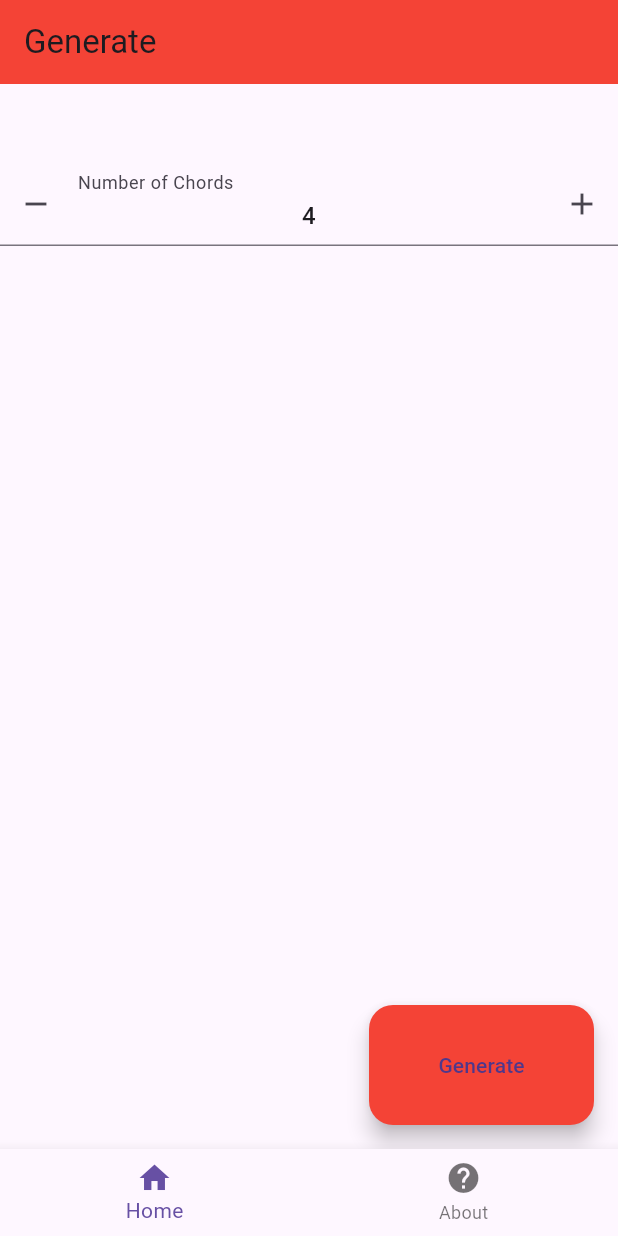
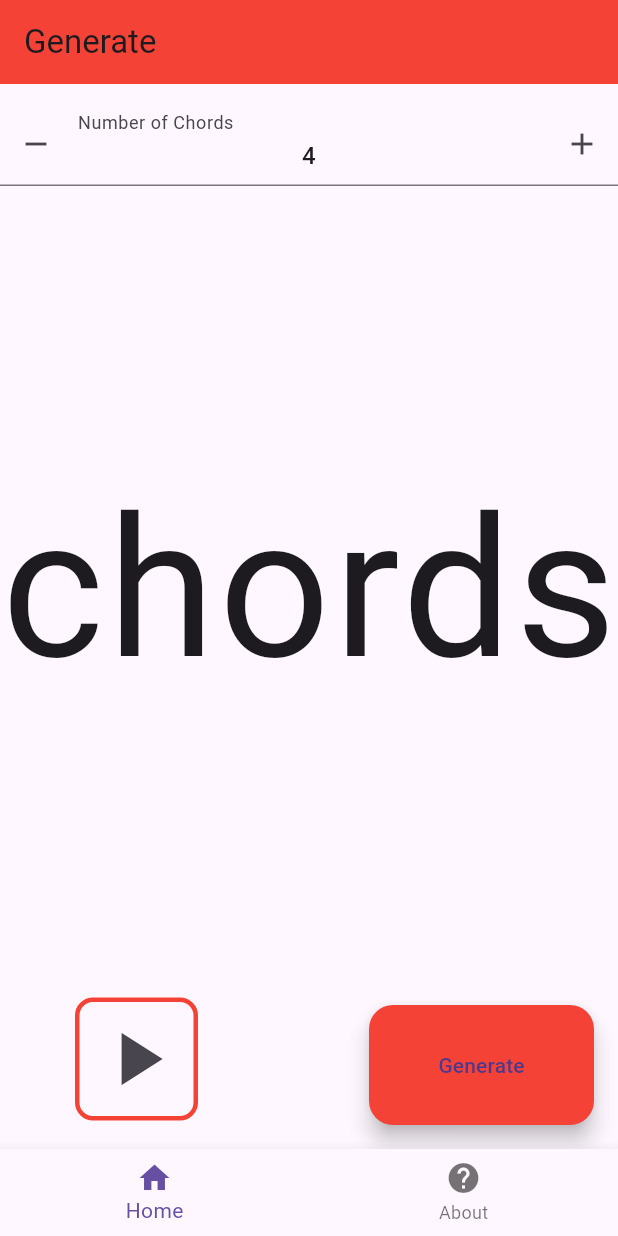
Before and after one commit to Jernemies/ChordGenTool, a Flutter app: the screen it shows after launch, on a phone screen of 412 x 824 dp. Run offline on Flutter 3.47's test engine with Material 3 defaults, Android fonts, the phone set to English and light mode, and no system bars; drawn by our look-alikes of flutter_spinbox; our stand-ins replace audioplayers.

Commit message:
Layout done, play logic started

```diff
--- a/lib/main.dart
+++ b/lib/main.dart
@@ -1,7 +1,9 @@
 import 'package:flutter/material.dart';
 import 'package:flutter_spinbox/material.dart';
+import 'package:audioplayers/audioplayers.dart';
 import 'chord.dart';
 import 'generate.dart';
+import 'play.dart';
 
 
 /*
@@ -43,7 +45,7 @@ class AboutPage extends StatelessWidget {
               margin: const EdgeInsets.all(10),
               padding: const EdgeInsets.all(20),
               alignment: Alignment.center,
-              child: const Text("This tool generates random chord progressions. Chords are expressed as 7th chords, with extensions specified separately should you want thme. Chord voicings are not specified, so feel free to voice them however you like. Keys are not specified at the moment, so you'll have to transpose them to any key you like.")
+              child: const Text("This tool generates random chord progressions. Chords are expressed as 7th chords, with extensions specified separately should you want thme. \n\n Uppercase=major, lowercase=minor. \n Chord voicings are not specified, so feel free to voice them however you like. \n\n Keys are not specified at the moment, so you'll have to transpose them to any key you like.\n\n For now only altered extensions will be shown with the chord. Regular extensions are meant to be used as desired anyway, so feel free to do that :)")
             ),
           ),
         ),
@@ -61,9 +63,10 @@ class GeneratePage extends StatefulWidget {
 
 class _GeneratePageState extends State<GeneratePage> {
   int chords = 4;
-  String chordsText = '';
+  String chordsText = 'chords';
   String extensionsText = '(9,11,13)';
   List<Chord> chordList = [];
+  bool notPlaying = true;
   @override
   Widget build(BuildContext context) {
     return Scaffold(
@@ -74,24 +77,58 @@ class _GeneratePageState extends State<GeneratePage> {
           body: Center(
           child: Column(
           children: [
-            Container(
-              height: 160,
+            SizedBox(
+              //Sointujen määrä
+              height: 80,
               child: Container(
                 alignment: Alignment.center,
-                height: 160,
+                height: 80,
                 child: SpinBox(
                 min: 1,
-                max: 16,
+                max: 8,
                 step: 1,
                 value: chords.toDouble(),
                 onChanged: (value) => setState(() => chords = value.toInt()),
                 decoration: const InputDecoration(labelText: 'Number of Chords'),),
               ),
             ),
-            Container(
-              //For looppi, jolla luodaan joka soinnulle oma container
-              alignment: Alignment.centerLeft,
-              child: Text(chordsText.toString(), style: const TextStyle(fontSize: 80),),
+            Expanded(
+              //Soinnut
+              child: FittedBox(
+                alignment: Alignment.centerLeft,
+                child: Text(chordsText.toString(), softWrap: false,),
+              ),
+            ),SizedBox(
+              //Soitto
+              height: 120,
+              child: Container(
+                alignment: Alignment.centerLeft,
+                height: 120,
+                margin: const EdgeInsets.only(left: 50),
+                child: Container(
+                  decoration: BoxDecoration(
+                    border: Border.all(
+                      color: Colors.red,
+                      width: 3,
+                    ),
+                    borderRadius: BorderRadius.circular(12),
+                  ),
+                  child: IconButton(
+                    iconSize: 60,
+                    icon: notPlaying
+                    ? Icon(Icons.play_arrow)
+                    : Icon(Icons.pause),
+                    onPressed:() {
+                      setState(() {
+                        notPlaying = false;
+                        Future.delayed(Duration(seconds: chords), () {
+                          setState(() {
+                            notPlaying = true;
+                          });
+                        });
+                      });
+                    },)),
+              ),
             ),]
         ),),
         floatingActionButton: Container(
@@ -100,9 +137,10 @@ class _GeneratePageState extends State<GeneratePage> {
           child: FloatingActionButton(
             onPressed: () {
               chordList = generate(chords, true);
+              chordsText = '';
               for (int i = 0; i < chords; i++) {
                   String chordName = chordList[i].name.toString();
-                  chordsText += chordName;
+                  chordsText += chordName + '\n';
                 }
               setState(() {
                 chordsText;
--- a/pubspec.yaml
+++ b/pubspec.yaml
@@ -36,6 +36,7 @@ dependencies:
   # Use with the CupertinoIcons class for iOS style icons.
   cupertino_icons: ^1.0.2
   flutter_spinbox: ^0.13.1
+  audioplayers: ^5.2.1
 
 dev_dependencies:
   flutter_test:
```
Also changed, not shown: lib/generate.dart (+18 -11 lines), lib/play.dart (added, +10 -0 lines), pubspec.lock, 18 other files.
